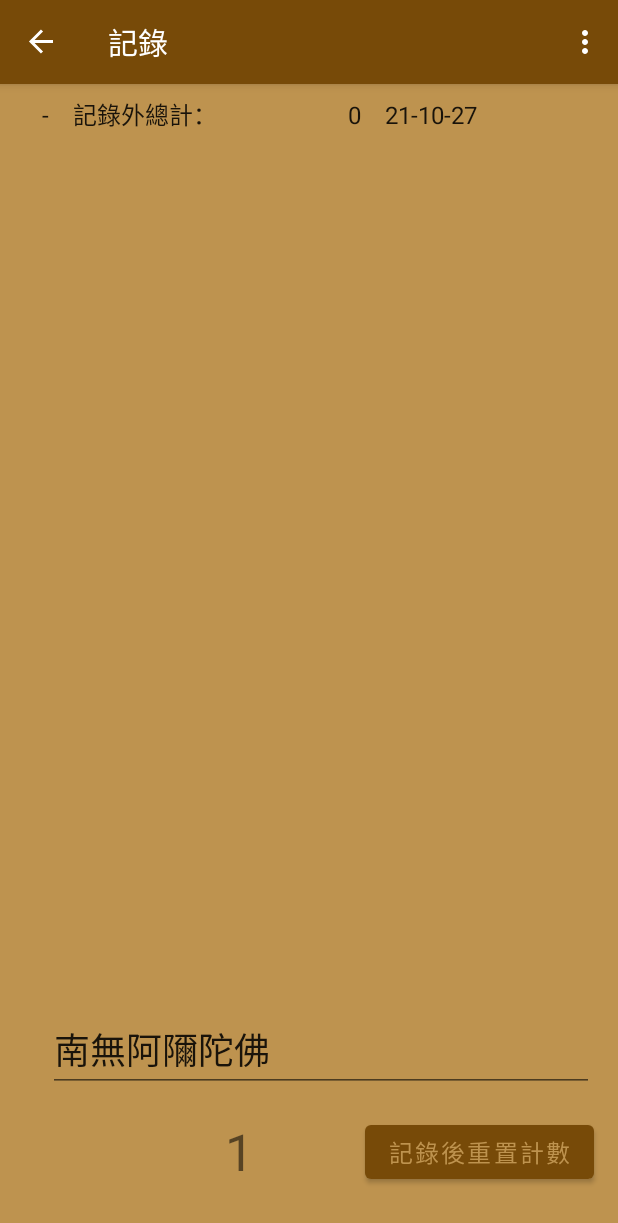
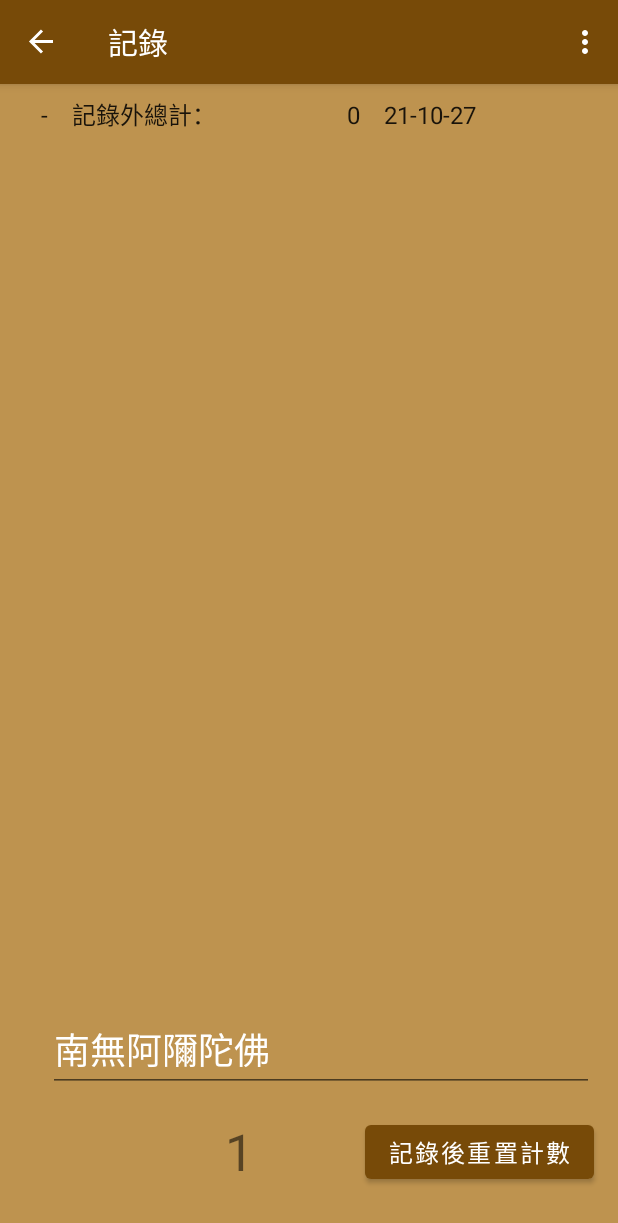
Before and after one commit to alexjean/BuddhaCount, an Android app: the screen it shows after launch (MainActivity), in the options menu, after a tap on "記錄", on a phone screen of 412 x 824 dp. Shown: the top 1223 px of the screen. Run offline under Robolectric (Android 15) with nearby library versions, the phone set to English and light mode, and no system bars; our stand-ins replace navigation-ui.

Commit message:
chore: adjust item width. color, fontsize...

```diff
--- a/app/src/main/java/com/tomorrow_eyes/buddhacount/MyViewModel.java
+++ b/app/src/main/java/com/tomorrow_eyes/buddhacount/MyViewModel.java
@@ -45,8 +45,8 @@ public class MyViewModel extends ViewModel {
     public Boolean getWoodenKnocker() {
         if (woodenKnocker != null) return woodenKnocker.getValue();
         woodenKnocker = new MutableLiveData<>();
-        woodenKnocker.setValue(false);
-        return false;
+        woodenKnocker.setValue(true);
+        return true;
     }
 
     public void setWoodenKnocker(Boolean value) {
--- a/app/src/main/res/layout/fragment_item.xml
+++ b/app/src/main/res/layout/fragment_item.xml
@@ -6,9 +6,10 @@
 
     <TextView
         android:id="@+id/item_number"
-        android:layout_width="wrap_content"
+        android:layout_width="24dp"
         android:layout_height="wrap_content"
         android:layout_margin="@dimen/text_margin"
+        android:textAlignment="textEnd"
         android:textAppearance="?attr/textAppearanceListItem"
         android:visibility="visible" />
 
--- a/app/src/main/res/layout/fragment_item_list.xml
+++ b/app/src/main/res/layout/fragment_item_list.xml
@@ -6,8 +6,8 @@
     android:name="com.tomorrow_eyes.buddhacount.ItemFragment"
     android:layout_width="match_parent"
     android:layout_height="match_parent"
-    android:layout_marginLeft="16dp"
-    android:layout_marginRight="16dp"
+    android:layout_marginLeft="0dp"
+    android:layout_marginRight="0dp"
     app:layoutManager="LinearLayoutManager"
     tools:context=".ItemFragment"
     tools:listitem="@layout/fragment_item" />
--- a/app/src/main/res/layout/fragment_ksitigarbha.xml
+++ b/app/src/main/res/layout/fragment_ksitigarbha.xml
@@ -13,10 +13,11 @@
         android:id="@+id/textview_first"
         android:layout_width="wrap_content"
         android:layout_height="wrap_content"
-        android:text="@string/hello_first_fragment"
-        android:textSize="34sp"
+        android:text="@string/lucky_number"
+        android:textSize="40sp"
         app:layout_constraintBottom_toTopOf="@+id/button_count"
         app:layout_constraintEnd_toEndOf="parent"
+        app:layout_constraintHorizontal_bias="0.492"
         app:layout_constraintStart_toStartOf="parent"
         app:layout_constraintTop_toTopOf="parent" />
 
--- a/app/src/main/res/layout/fragment_record.xml
+++ b/app/src/main/res/layout/fragment_record.xml
@@ -29,6 +29,7 @@
         android:layout_marginEnd="16dp"
         android:layout_marginBottom="32dp"
         android:text="@string/button_reset"
+        android:textColor="@color/white"
         android:textSize="16sp"
         app:layout_constraintBottom_toBottomOf="parent"
         app:layout_constraintEnd_toEndOf="parent" />
@@ -57,6 +58,7 @@
         android:ems="10"
         android:inputType="textPersonName"
         android:text="@string/ksitigarbha"
+        android:textColor="@color/white"
         android:textSize="24sp"
         app:layout_constraintBottom_toTopOf="@+id/button_reset"
         app:layout_constraintEnd_toEndOf="@+id/button_reset"
--- a/app/src/main/res/menu/menu_main.xml
+++ b/app/src/main/res/menu/menu_main.xml
@@ -10,7 +10,7 @@
     <item
         android:id="@+id/sound_switch"
         android:checkable="true"
-        android:checked="false"
+        android:checked="true"
         android:orderInCategory="103"
         android:title="@string/wood_fish" />
     <item
--- a/app/src/main/res/mipmap-anydpi-v26/ic_launcher.xml
+++ b/app/src/main/res/mipmap-anydpi-v26/ic_launcher.xml
@@ -1,5 +1,5 @@
 <?xml version="1.0" encoding="utf-8"?>
 <adaptive-icon xmlns:android="http://schemas.android.com/apk/res/android">
-    <background android:drawable="@color/alex_background"/>
+    <background android:drawable="@color/ic_launcher_background"/>
     <foreground android:drawable="@drawable/ic_launcher_foreground"/>
 </adaptive-icon>
--- a/app/src/main/res/values/dimens.xml
+++ b/app/src/main/res/values/dimens.xml
@@ -1,4 +1,5 @@
 <resources>
     <dimen name="fab_margin">16dp</dimen>
     <dimen name="text_margin">8dp</dimen>
+    <dimen name="zero_margin">0</dimen>
 </resources>
--- a/app/src/main/res/values/ic_launcher_background.xml
+++ b/app/src/main/res/values/ic_launcher_background.xml
@@ -1,4 +1,4 @@
 <?xml version="1.0" encoding="utf-8"?>
 <resources>
-    <color name="ic_launcher_background">#203060</color>
+    <color name="ic_launcher_background">#be934f</color>
 </resources>
--- a/app/src/main/res/values/strings.xml
+++ b/app/src/main/res/values/strings.xml
@@ -6,16 +6,15 @@
     <string name="next">Next</string>
     <string name="ksitigarbha">南無地藏菩薩</string>
 
-    <string name="hello_first_fragment">Hello first fragment</string>
     <string name="filename_count">count.dat</string>
     <string name="filename_list">list.dat</string>
     <string name="end">結束</string>
     <string name="fragment_item_label">記錄</string>
     <string name="wood_fish">木魚聲</string>
     <!-- TODO: Remove or change this placeholder text -->
-    <string name="hello_blank_fragment">Hello blank fragment</string>
     <string name="button_reset">記錄後重置計數</string>
     <string name="filename_config">config.json</string>
+    <string name="lucky_number">8888</string>
     <!-- TODO: Remove or change this placeholder text -->
 
 </resources>
```
Also changed, not shown: app/build.gradle (+12 -4 lines), 1 other file.
